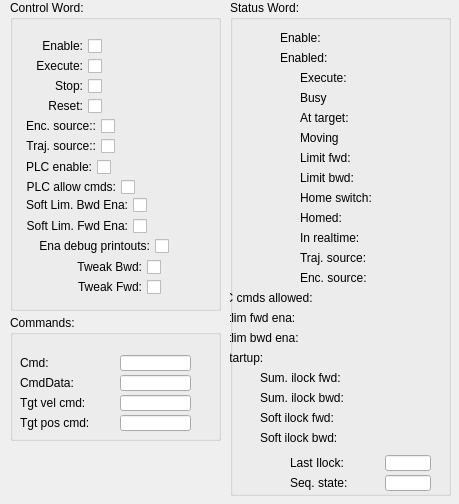
paulscherrerinstitute/ecmccfg, file qt/ecmcAxisCntrlStatWd_v1.ui: the form before one commit.
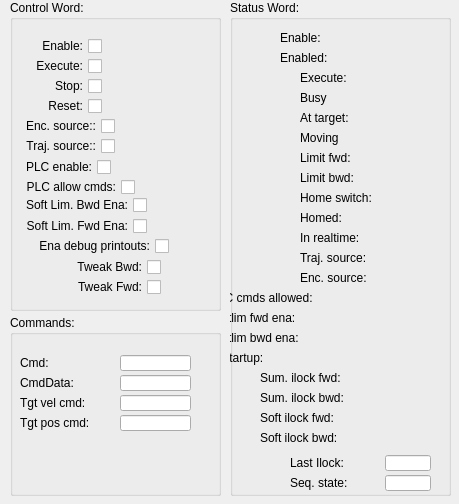
The form after the commit. Custom widgets are drawn as their Qt base class.

Commit message: Fix enable command readback PV and update corresponding panel

Patch:
```diff
--- a/qt/ecmcAxisCntrlStatWd_v1.ui
+++ b/qt/ecmcAxisCntrlStatWd_v1.ui
@@ -1816,9 +1816,9 @@
     <property name="geometry">
      <rect>
       <x>180</x>
-      <y>35</y>
+      <y>55</y>
       <width>20</width>
-      <height>261</height>
+      <height>241</height>
      </rect>
     </property>
     <property name="channel" stdset="0">
@@ -2165,7 +2165,7 @@
      <x>10</x>
      <y>315</y>
      <width>211</width>
-     <height>126</height>
+     <height>181</height>
     </rect>
    </property>
    <property name="title">
```
Left out of the diff: 3 changed lines with no effect on the pictures. The commit also changes 1 other file.
